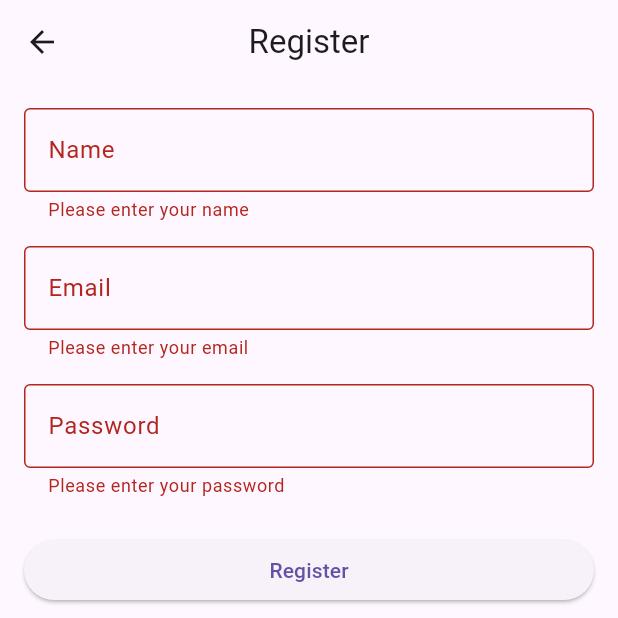
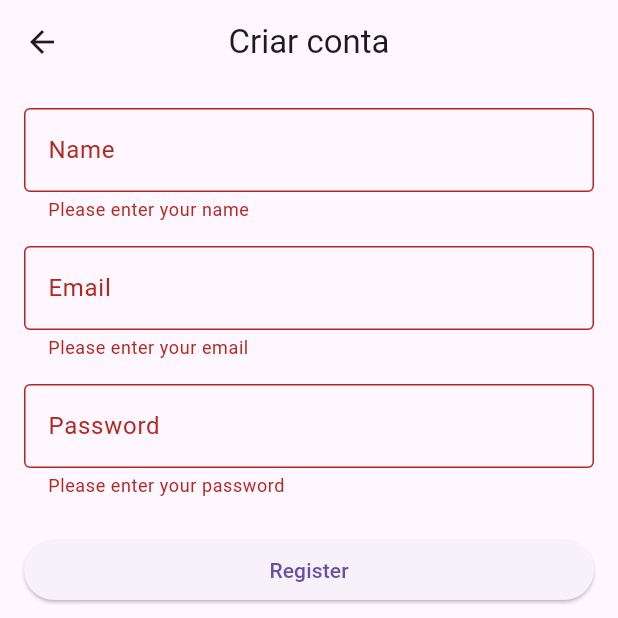
Before and after one commit to arthurhzm/movie_recommender, a Flutter app: the RegisterPage screen opened by its route, after a tap on "Register", on a phone screen of 412 x 824 dp, the top half of it. Run offline on Flutter 3.47's test engine with Material 3 defaults, Android fonts, the phone set to English and light mode, and no system bars; our stand-ins replace cloud_firestore, firebase_auth, firebase_core, flutter_dotenv, google_generative_ai; missing offline and left inert: tmdb_api; accounts and stored records are empty.

Commit message:
FEAT: Path for register page in login page and translating error messages

```diff
--- a/movie_recommender/lib/pages/register_page.dart
+++ b/movie_recommender/lib/pages/register_page.dart
@@ -32,9 +32,9 @@ class _RegisterPageState extends State<RegisterPage> {
         });
       } on FirebaseAuthException catch (e) {
         if (e.code == 'weak-password') {
-          print('The password provided is too weak.');
+          print('A senha informada é muito fraca.');
         } else if (e.code == 'email-already-in-use') {
-          print('The account already exists for that email.');
+          print('O e-mail informado já está em uso. Faça login ou recupere a senha');
         }
       } catch (e) {
         print(e);
@@ -45,7 +45,7 @@ class _RegisterPageState extends State<RegisterPage> {
   @override
   Widget build(BuildContext context) {
     return Scaffold(
-      appBar: AppBar(title: const Text('Register'), centerTitle: true),
+      appBar: AppBar(title: const Text('Criar conta'), centerTitle: true),
       body: Padding(
         padding: const EdgeInsets.all(16.0),
         child: Form(
```
Also changed, not shown: movie_recommender/lib/pages/login_page.dart (+7 -1 lines).
